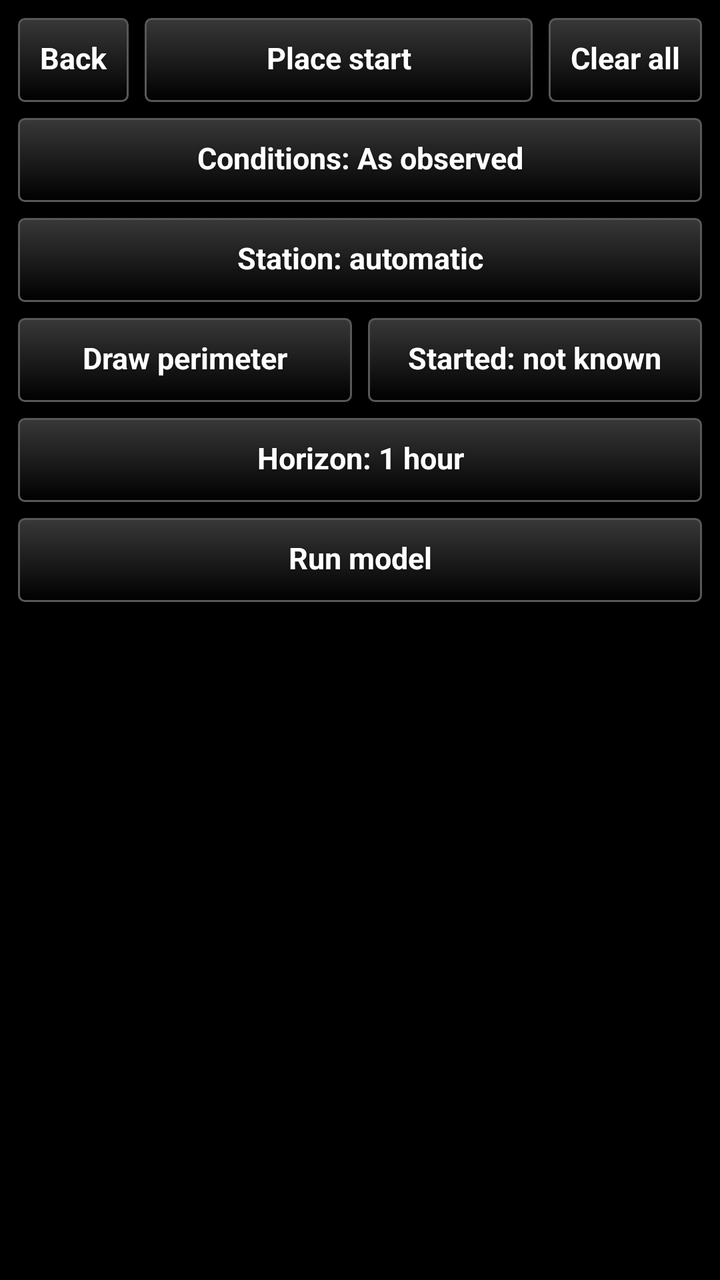
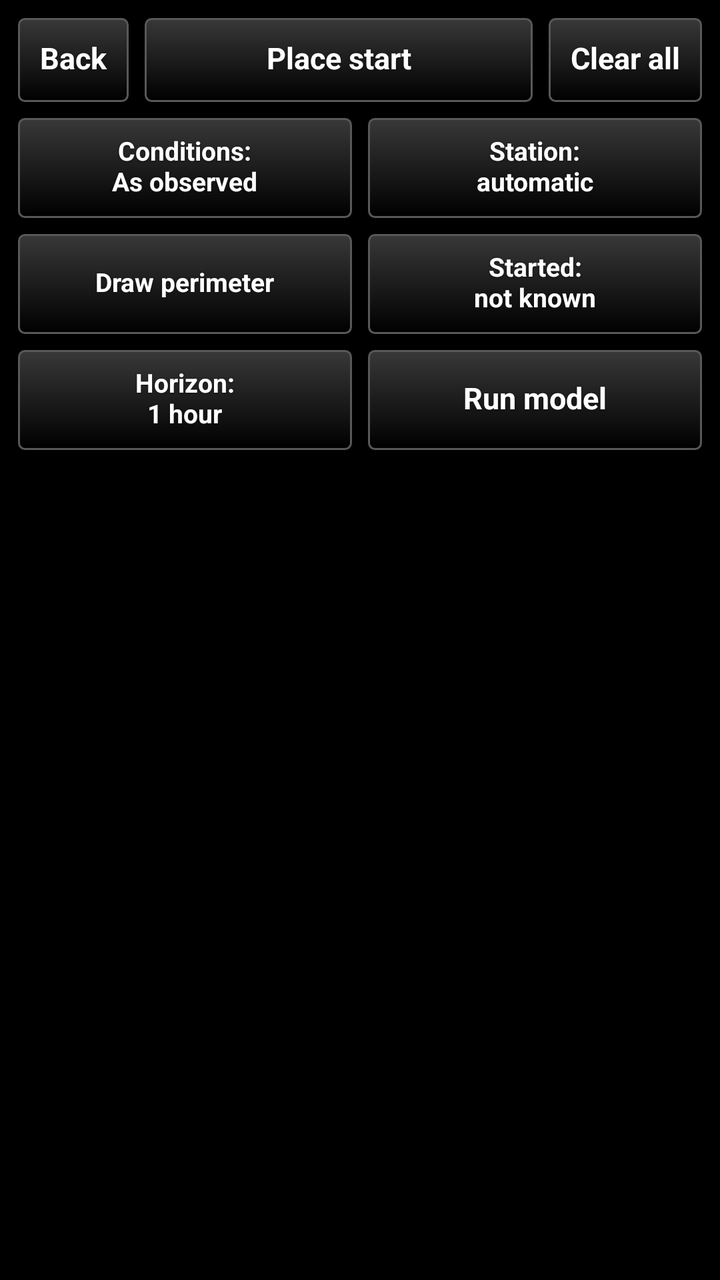

Compare the two renders of this Android layout. The source of the first and the diff that turns it into the second are given below.
<!-- AndroidManifest.xml: application theme AppTheme -->
<!-- res/layout/model_panel.xml -->
<?xml version="1.0" encoding="utf-8"?>
<LinearLayout xmlns:android="http://schemas.android.com/apk/res/android"
    android:layout_width="match_parent"
    android:layout_height="match_parent"
    android:orientation="vertical"
    android:padding="8dp">
    <LinearLayout
        android:layout_width="match_parent"
        android:layout_height="wrap_content"
        android:orientation="horizontal"
        android:baselineAligned="false">
        <Button
            android:id="@+id/btn_back"
            style="@style/TakwerxButton"
            android:layout_width="wrap_content"
            android:layout_height="wrap_content"
            android:text="Back" />
        <Button
            android:id="@+id/btn_place"
            style="@style/TakwerxButton"
            android:layout_width="0dp"
            android:layout_weight="1"
            android:layout_height="wrap_content"
            android:layout_marginLeft="6dp"
            android:text="Place start" />
        <Button
            android:id="@+id/btn_clear"
            style="@style/TakwerxButton"
            android:layout_width="wrap_content"
            android:layout_height="wrap_content"
            android:layout_marginLeft="6dp"
            android:text="Clear all" />
    </LinearLayout>
    
    <Button
        android:id="@+id/btn_conditions"
        style="@style/TakwerxButton"
        android:layout_width="match_parent"
        android:layout_height="wrap_content"
        android:layout_marginTop="6dp"
        android:text="Conditions: As observed" />
    <Button
        android:id="@+id/btn_station"
        style="@style/TakwerxButton"
        android:layout_width="match_parent"
        android:layout_height="wrap_content"
        android:layout_marginTop="6dp"
        android:text="Station: automatic" />
    <LinearLayout
        android:layout_width="match_parent"
        android:layout_height="wrap_content"
        android:orientation="horizontal"
        android:baselineAligned="false"
        android:paddingTop="6dp">
        <Button
            android:id="@+id/btn_perimeter"
            style="@style/TakwerxButton"
            android:layout_width="0dp"
            android:layout_weight="1"
            android:layout_height="wrap_content"
            android:text="Draw perimeter" />
        <Button
            android:id="@+id/btn_started"
            style="@style/TakwerxButton"
            android:layout_width="0dp"
            android:layout_weight="1"
            android:layout_height="wrap_content"
            android:layout_marginLeft="6dp"
            android:text="Started: not known" />
    </LinearLayout>
    <Button
        android:id="@+id/btn_horizon"
        style="@style/TakwerxButton"
        android:layout_width="match_parent"
        android:layout_height="wrap_content"
        android:layout_marginTop="6dp"
        android:text="Horizon: 1 hour" />
    <Button
        android:id="@+id/btn_run"
        style="@style/TakwerxButton"
        android:layout_width="match_parent"
        android:layout_height="wrap_content"
        android:layout_marginTop="6dp"
        android:text="Run model" />
    <ScrollView
        android:layout_width="match_parent"
        android:layout_height="0dp"
        android:layout_weight="1"
        android:focusableInTouchMode="true"
        android:descendantFocusability="beforeDescendants">
        <LinearLayout
            android:id="@+id/model_body"
            android:layout_width="match_parent"
            android:layout_height="wrap_content"
            android:orientation="vertical"
            android:paddingBottom="12dp" />
    </ScrollView>
</LinearLayout>
<!-- resources referenced by this layout -->
<resources>
  <style name="TakwerxButton" parent="@style/darkButton">
          <item name="android:paddingLeft">12dp</item>
          <item name="android:paddingRight">12dp</item>
          <item name="android:paddingTop">6dp</item>
          <item name="android:paddingBottom">8dp</item>
          <item name="android:minHeight">44dp</item>
          <item name="android:minWidth">0dp</item>
          <item name="android:textSize">15sp</item>
          <item name="android:singleLine">true</item>
          <item name="android:ellipsize">end</item>
      </style>
  <style name="AppTheme" parent="@android:style/Theme.Holo">
          <item name="android:buttonStyle">@android:style/Widget.Button</item>
          <item name="android:imageButtonStyle">@android:style/Widget.Button</item>
          <item name="android:buttonStyleToggle">@android:style/Widget.Button</item>
          <item name="android:spinnerStyle">@style/ATAKSpinner</item>
          <item name="android:spinnerItemStyle">@style/ATAKSpinnerItem</item>
          <item name="android:editTextStyle">@style/ATAKEditText</item>
      </style>
  <style name="darkButton" parent="@android:style/Widget.Button">
          <item name="android:background">@drawable/btn_gray</item>
          <item name="android:shadowColor">@color/darker_gray</item>
          <item name="android:shadowDy">1</item>
          <item name="android:shadowRadius">2</item>
          <item name="android:textColor">@color/white</item>
          <item name="android:textStyle">bold</item>
          <item name="android:paddingTop">0dp</item>
          <item name="android:paddingBottom">3dp</item>
          <item name="android:textSize">@dimen/fontSize</item>
      </style>
  <style name="ATAKSpinner" parent="@android:style/Widget.Spinner">
          <item name="android:spinnerMode">dialog</item>
      </style>
  <style name="ATAKSpinnerItem">
          <item name="android:textColor">@android:color/white</item>
          <item name="android:dropDownVerticalOffset">0dip</item>
          <item name="android:dropDownHorizontalOffset">0dip</item>
          <item name="android:dropDownWidth">wrap_content</item>
          <item name="android:gravity">left|center_vertical</item>
      </style>
  <style name="ATAKEditText" parent="@android:style/Widget.EditText">
          
          
  
          
          <item name="android:imeOptions">flagNoFullscreen</item>
      </style>
  <color name="darker_gray">#121212</color>
  <color name="white">#ffffff</color>
  <dimen name="fontSize">14sp</dimen>
  <!-- drawable new_dark_button_disabled (drawable) -->
  <?xml version="1.0" encoding="utf-8"?>
  <layer-list xmlns:android="http://schemas.android.com/apk/res/android">
      <item android:bottom="1dp" android:right="1dp" android:left="1dp" android:top="1dp">
          <shape android:shape="rectangle">
              <corners android:radius="3dp" />
              <stroke
                  android:width="1dp"
                  android:color="#484848" />
              <solid android:color="#484848" />
          </shape>
      </item>
  </layer-list>
  <!-- drawable new_dark_button_bg (drawable) -->
  <?xml version="1.0" encoding="utf-8"?>
  <layer-list xmlns:android="http://schemas.android.com/apk/res/android">
      <item android:bottom="1dp" android:right="1dp" android:left="1dp" android:top="1dp">
          <shape android:shape="rectangle">
              <corners android:radius="3dp" />
              <stroke
                  android:width="1dp"
                  android:color="#585858" />
              <gradient
                  android:startColor="#000000"
                  android:endColor="#383838"
                  android:angle="90"/>
          </shape>
      </item>
  </layer-list>
  <!-- unchanged entries left out for length: 2 -->
</resources>

<!-- the commit's change to res/layout/model_panel.xml (unified diff, before → after) -->
@@ -31,57 +31,6 @@
             android:layout_marginLeft="6dp"
             android:text="Clear all" />
     </LinearLayout>
-    
-    <Button
-        android:id="@+id/btn_conditions"
-        style="@style/TakwerxButton"
-        android:layout_width="match_parent"
-        android:layout_height="wrap_content"
-        android:layout_marginTop="6dp"
-        android:text="Conditions: As observed" />
-    <Button
-        android:id="@+id/btn_station"
-        style="@style/TakwerxButton"
-        android:layout_width="match_parent"
-        android:layout_height="wrap_content"
-        android:layout_marginTop="6dp"
-        android:text="Station: automatic" />
-    <LinearLayout
-        android:layout_width="match_parent"
-        android:layout_height="wrap_content"
-        android:orientation="horizontal"
-        android:baselineAligned="false"
-        android:paddingTop="6dp">
-        <Button
-            android:id="@+id/btn_perimeter"
-            style="@style/TakwerxButton"
-            android:layout_width="0dp"
-            android:layout_weight="1"
-            android:layout_height="wrap_content"
-            android:text="Draw perimeter" />
-        <Button
-            android:id="@+id/btn_started"
-            style="@style/TakwerxButton"
-            android:layout_width="0dp"
-            android:layout_weight="1"
-            android:layout_height="wrap_content"
-            android:layout_marginLeft="6dp"
-            android:text="Started: not known" />
-    </LinearLayout>
-    <Button
-        android:id="@+id/btn_horizon"
-        style="@style/TakwerxButton"
-        android:layout_width="match_parent"
-        android:layout_height="wrap_content"
-        android:layout_marginTop="6dp"
-        android:text="Horizon: 1 hour" />
-    <Button
-        android:id="@+id/btn_run"
-        style="@style/TakwerxButton"
-        android:layout_width="match_parent"
-        android:layout_height="wrap_content"
-        android:layout_marginTop="6dp"
-        android:text="Run model" />
     <ScrollView
         android:layout_width="match_parent"
         android:layout_height="0dp"
@@ -89,10 +38,81 @@
         android:focusableInTouchMode="true"
         android:descendantFocusability="beforeDescendants">
         <LinearLayout
-            android:id="@+id/model_body"
             android:layout_width="match_parent"
             android:layout_height="wrap_content"
             android:orientation="vertical"
-            android:paddingBottom="12dp" />
+            android:paddingBottom="12dp">
+            <LinearLayout
+                android:layout_width="match_parent"
+                android:layout_height="wrap_content"
+                android:orientation="horizontal"
+                android:baselineAligned="false"
+                android:paddingTop="6dp">
+                <Button
+                    android:id="@+id/btn_conditions"
+                    style="@style/TakwerxTileButton"
+                    android:layout_width="0dp"
+                    android:layout_weight="1"
+                    android:layout_height="wrap_content"
+                    android:text="Conditions:\nAs observed" />
+                <Button
+                    android:id="@+id/btn_station"
+                    style="@style/TakwerxTileButton"
+                    android:layout_width="0dp"
+                    android:layout_weight="1"
+                    android:layout_height="wrap_content"
+                    android:layout_marginLeft="6dp"
+                    android:text="Station:\nautomatic" />
+            </LinearLayout>
+            <LinearLayout
+                android:layout_width="match_parent"
+                android:layout_height="wrap_content"
+                android:orientation="horizontal"
+                android:baselineAligned="false"
+                android:paddingTop="6dp">
+                <Button
+                    android:id="@+id/btn_perimeter"
+                    style="@style/TakwerxTileButton"
+                    android:layout_width="0dp"
+                    android:layout_weight="1"
+                    android:layout_height="wrap_content"
+                    android:text="Draw perimeter" />
+                <Button
+                    android:id="@+id/btn_started"
+                    style="@style/TakwerxTileButton"
+                    android:layout_width="0dp"
+                    android:layout_weight="1"
+                    android:layout_height="wrap_content"
+                    android:layout_marginLeft="6dp"
+                    android:text="Started:\nnot known" />
+            </LinearLayout>
+            <LinearLayout
+                android:layout_width="match_parent"
+                android:layout_height="wrap_content"
+                android:orientation="horizontal"
+                android:baselineAligned="false"
+                android:paddingTop="6dp">
+                <Button
+                    android:id="@+id/btn_horizon"
+                    style="@style/TakwerxTileButton"
+                    android:layout_width="0dp"
+                    android:layout_weight="1"
+                    android:layout_height="wrap_content"
+                    android:text="Horizon:\n1 hour" />
+                <Button
+                    android:id="@+id/btn_run"
+                    style="@style/TakwerxButton"
+                    android:layout_width="0dp"
+                    android:layout_weight="1"
+                    android:layout_height="match_parent"
+                    android:layout_marginLeft="6dp"
+                    android:text="Run model" />
+            </LinearLayout>
+            <LinearLayout
+                android:id="@+id/model_body"
+                android:layout_width="match_parent"
+                android:layout_height="wrap_content"
+                android:orientation="vertical" />
+        </LinearLayout>
     </ScrollView>
 </LinearLayout>
<!-- resource entries referenced after the edit -->
@@ -10,6 +10,12 @@
           <item name="android:textSize">15sp</item>
           <item name="android:singleLine">true</item>
           <item name="android:ellipsize">end</item>
+      </style>
+  <style name="TakwerxTileButton" parent="@style/TakwerxButton">
+          <item name="android:textSize">13sp</item>
+          <item name="android:singleLine">false</item>
+          <item name="android:maxLines">2</item>
+          <item name="android:minHeight">52dp</item>
       </style>
   <style name="AppTheme" parent="@android:style/Theme.Holo">
           <item name="android:buttonStyle">@android:style/Widget.Button</item>
